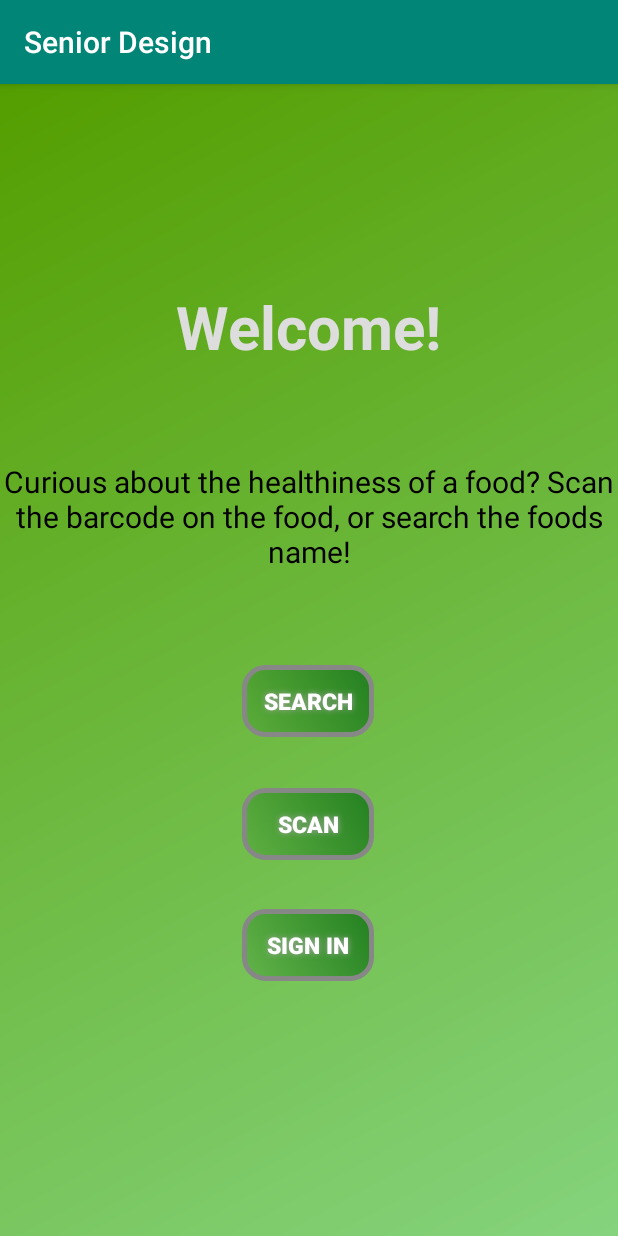
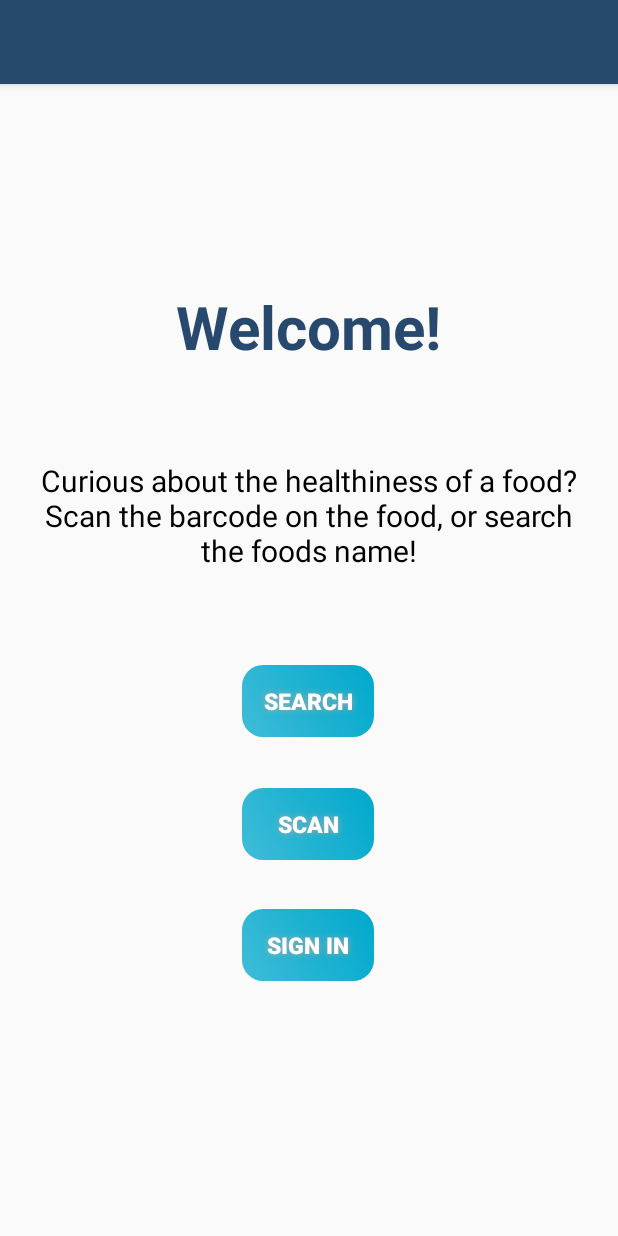
Before and after one commit to rpw32/Senior-Design, an Android app: the screen it shows after launch (MainActivity), on a phone screen of 412 x 824 dp. Run offline under Robolectric (Android 15) with nearby library versions, the light colour scheme and no system bars.

Commit message:
New color palette implementation.

```diff
--- a/app/src/main/res/drawable/buttonshape.xml
+++ b/app/src/main/res/drawable/buttonshape.xml
@@ -7,8 +7,8 @@
             android:angle="45"
             android:centerX="0%"
             android:gradientRadius="100dp"
-            android:startColor="#39238020"
-            android:endColor="#238020"
+            android:startColor="@color/startgradient"
+            android:endColor="@color/endgradient"
             android:type="linear"
             />
         <padding
@@ -21,8 +21,8 @@
             android:width="75dp"
             android:height="45dp"
             />
-        <stroke
-            android:width="3dp"
-            android:color="#878787"
-            />
+<!--        <stroke-->
+<!--            android:width="3dp"-->
+<!--            android:color="@color/gray"-->
+<!--            />-->
     </shape>
--- a/app/src/main/res/drawable/greengradient.xml
+++ b/app/src/main/res/drawable/gradient.xml
@@ -1,6 +1,6 @@
 <?xml version="1.0" encoding="utf-8"?>
 <shape xmlns:android="http://schemas.android.com/apk/res/android">
     <gradient android:angle="135"
-        android:startColor="@color/endgreen"
-        android:endColor="@color/startgreen"></gradient>
+        android:startColor="@color/endgradient"
+        android:endColor="@color/startgradient"></gradient>
 </shape>
--- a/app/src/main/res/layout/activity_main.xml
+++ b/app/src/main/res/layout/activity_main.xml
@@ -23,17 +23,17 @@
     <!--        app:layout_constraintTop_toTopOf="@+id/imageView" />-->
 
     <!--    background color-->
-    <ImageView
-        android:id="@+id/imageView"
-        android:layout_width="0dp"
-        android:layout_height="0dp"
-        android:src="@drawable/greengradient"
-        app:layout_constraintBottom_toBottomOf="parent"
-        app:layout_constraintEnd_toEndOf="parent"
-        app:layout_constraintHorizontal_bias="0.0"
-        app:layout_constraintStart_toStartOf="parent"
-        app:layout_constraintTop_toTopOf="parent"
-        app:layout_constraintVertical_bias="1.0" />
+<!--    <ImageView-->
+<!--        android:id="@+id/imageView"-->
+<!--        android:layout_width="0dp"-->
+<!--        android:layout_height="0dp"-->
+<!--        android:src="@drawable/gradient"-->
+<!--        app:layout_constraintBottom_toBottomOf="parent"-->
+<!--        app:layout_constraintEnd_toEndOf="parent"-->
+<!--        app:layout_constraintHorizontal_bias="0.0"-->
+<!--        app:layout_constraintStart_toStartOf="parent"-->
+<!--        app:layout_constraintTop_toTopOf="parent"-->
+<!--        app:layout_constraintVertical_bias="1.0" />-->
 
     <!--    welcome text-->
 
@@ -45,7 +45,7 @@
         android:layout_height="wrap_content"
         android:text="Welcome!"
         android:textStyle="bold"
-        android:textColor="@color/gray"
+        android:textColor="@color/colorPrimary"
         android:textSize="40sp"
         app:layout_constraintBottom_toBottomOf="parent"
         app:layout_constraintEnd_toEndOf="parent"
@@ -123,11 +123,11 @@
     <!--    curious about a foods..-->
     <TextView
         android:id="@+id/textView2"
-        android:layout_width="wrap_content"
-        android:layout_height="wrap_content"
+        android:layout_width="368dp"
+        android:layout_height="96dp"
+        android:gravity="center"
         android:text="Curious about the healthiness of a food? Scan the barcode on the food, or search the foods name!"
         android:textColor="@color/black"
-        android:gravity="center"
         android:textSize="20sp"
         app:layout_constraintBottom_toTopOf="@+id/button2"
         app:layout_constraintEnd_toEndOf="parent"
--- a/app/src/main/res/values/colors.xml
+++ b/app/src/main/res/values/colors.xml
@@ -1,12 +1,12 @@
 <?xml version="1.0" encoding="utf-8"?>
 <resources>
-    <color name="colorPrimary">#008577</color>
-    <color name="colorPrimaryDark">#00574B</color>
+    <color name="colorPrimary">#27496d</color>
+    <color name="colorPrimaryDark">#142850</color>
     <color name="colorAccent">#D81B60</color>
     <color name="white">#FFFFFF</color>
     <color name="gray">#DDDDDD</color>
-    <color name="startgreen">#549E00</color>
-    <color name="endgreen">#85D37D</color>
+    <color name="startgradient">#BF00A8CC</color>
+    <color name="endgradient">#00a8cc</color>
     <color name="blue">#0054FF</color>
     <color name="black">#000000</color>
     <color name="transparent">#00000000</color>
--- a/app/src/main/res/values/strings.xml
+++ b/app/src/main/res/values/strings.xml
@@ -1,5 +1,5 @@
 <resources>
-    <string name="app_name">Senior Design</string>
+    <string name="app_name"></string>
     <string name="camera">Scan</string>
     <string name="senior_design">Senior Design</string>
     <string name="used_to_take_photo">Used to take photo</string>
```
Also changed, not shown: app/src/main/res/layout/activity_detail_result.xml (+12 -12 lines), app/src/main/res/layout/activity_search_result.xml (+10 -10 lines), app/src/main/res/layout/serving_dialog.xml (+10 -10 lines).
